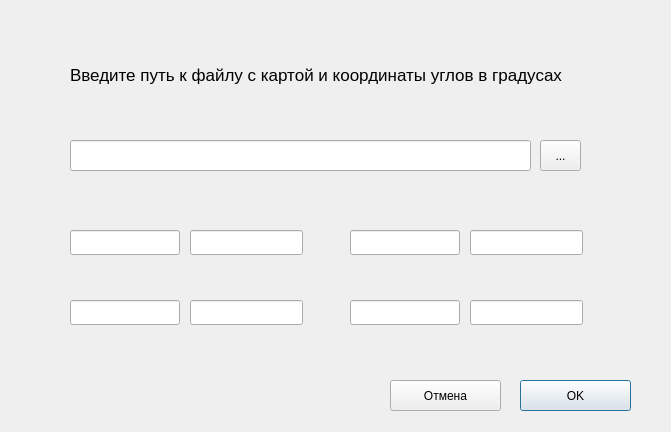
Qt form addmap.ui (EgorovaAnna/gpbla) before a commit.
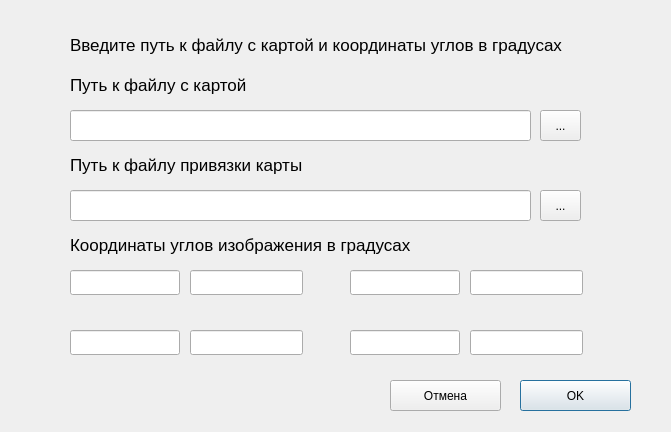
The same form after that commit.

Commit message: Changing height, radioview added

The edit to the form file:
```diff
--- a/addmap.ui
+++ b/addmap.ui
@@ -17,7 +17,7 @@
    <property name="geometry">
     <rect>
      <x>70</x>
-     <y>140</y>
+     <y>110</y>
      <width>461</width>
      <height>31</height>
     </rect>
@@ -33,7 +33,7 @@
    <property name="geometry">
     <rect>
      <x>350</x>
-     <y>230</y>
+     <y>270</y>
      <width>110</width>
      <height>25</height>
     </rect>
@@ -49,7 +49,7 @@
    <property name="geometry">
     <rect>
      <x>190</x>
-     <y>230</y>
+     <y>270</y>
      <width>113</width>
      <height>25</height>
     </rect>
@@ -65,7 +65,7 @@
    <property name="geometry">
     <rect>
      <x>70</x>
-     <y>300</y>
+     <y>330</y>
      <width>110</width>
      <height>25</height>
     </rect>
@@ -81,7 +81,7 @@
    <property name="geometry">
     <rect>
      <x>190</x>
-     <y>300</y>
+     <y>330</y>
      <width>113</width>
      <height>25</height>
     </rect>
@@ -97,7 +97,7 @@
    <property name="geometry">
     <rect>
      <x>470</x>
-     <y>300</y>
+     <y>330</y>
      <width>113</width>
      <height>25</height>
     </rect>
@@ -113,7 +113,7 @@
    <property name="geometry">
     <rect>
      <x>350</x>
-     <y>300</y>
+     <y>330</y>
      <width>110</width>
      <height>25</height>
     </rect>
@@ -129,7 +129,7 @@
    <property name="geometry">
     <rect>
      <x>470</x>
-     <y>230</y>
+     <y>270</y>
      <width>113</width>
      <height>25</height>
     </rect>
@@ -145,7 +145,7 @@
    <property name="geometry">
     <rect>
      <x>70</x>
-     <y>230</y>
+     <y>270</y>
      <width>110</width>
      <height>25</height>
     </rect>
@@ -187,7 +187,7 @@
    <property name="geometry">
     <rect>
      <x>70</x>
-     <y>60</y>
+     <y>30</y>
      <width>511</width>
      <height>31</height>
     </rect>
@@ -211,7 +211,7 @@
    <property name="geometry">
     <rect>
      <x>540</x>
-     <y>140</y>
+     <y>110</y>
      <width>41</width>
      <height>31</height>
     </rect>
@@ -220,6 +220,107 @@
     <string>...</string>
    </property>
   </widget>
+  <widget class="QToolButton" name="toolButton_2">
+   <property name="geometry">
+    <rect>
+     <x>540</x>
+     <y>190</y>
+     <width>41</width>
+     <height>31</height>
+    </rect>
+   </property>
+   <property name="text">
+    <string>...</string>
+   </property>
+  </widget>
+  <widget class="QLineEdit" name="pathLine_2">
+   <property name="geometry">
+    <rect>
+     <x>70</x>
+     <y>190</y>
+     <width>461</width>
+     <height>31</height>
+    </rect>
+   </property>
+   <property name="whatsThis">
+    <string>&lt;html&gt;&lt;head/&gt;&lt;body&gt;&lt;p&gt;Путь к файлу с картой&lt;/p&gt;&lt;/body&gt;&lt;/html&gt;</string>
+   </property>
+   <property name="text">
+    <string/>
+   </property>
+  </widget>
+  <widget class="QLabel" name="label_2">
+   <property name="geometry">
+    <rect>
+     <x>70</x>
+     <y>70</y>
+     <width>511</width>
+     <height>31</height>
+    </rect>
+   </property>
+   <property name="font">
+    <font>
+     <pointsize>13</pointsize>
+    </font>
+   </property>
+   <property name="text">
+    <string>Путь к файлу с картой</string>
+   </property>
+   <property name="textFormat">
+    <enum>Qt::RichText</enum>
+   </property>
+   <property name="scaledContents">
+    <bool>true</bool>
+   </property>
+  </widget>
+  <widget class="QLabel" name="label_3">
+   <property name="geometry">
+    <rect>
+     <x>70</x>
+     <y>150</y>
+     <width>511</width>
+     <height>31</height>
+    </rect>
+   </property>
+   <property name="font">
+    <font>
+     <pointsize>13</pointsize>
+    </font>
+   </property>
+   <property name="text">
+    <string>Путь к файлу привязки карты</string>
+   </property>
+   <property name="textFormat">
+    <enum>Qt::RichText</enum>
+   </property>
+   <property name="scaledContents">
+    <bool>true</bool>
+   </property>
+  </widget>
+  <widget class="QLabel" name="label_4">
+   <property name="geometry">
+    <rect>
+     <x>70</x>
+     <y>230</y>
+     <width>511</width>
+     <height>31</height>
+    </rect>
+   </property>
+   <property name="font">
+    <font>
+     <pointsize>13</pointsize>
+    </font>
+   </property>
+   <property name="text">
+    <string>Координаты углов изображения в градусах</string>
+   </property>
+   <property name="textFormat">
+    <enum>Qt::RichText</enum>
+   </property>
+   <property name="scaledContents">
+    <bool>true</bool>
+   </property>
+  </widget>
  </widget>
  <resources/>
  <connections/>
```
Left out of the diff: 16 changed lines with no effect on the pictures. The commit also changes 35 other files.
